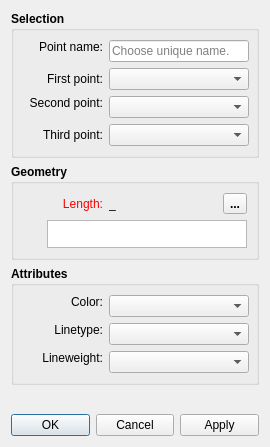
Old version of the form src/libs/vtools/dialogs/tools/dialogshoulderpoint.ui in the repository FashionFreedom/Seamly2D.
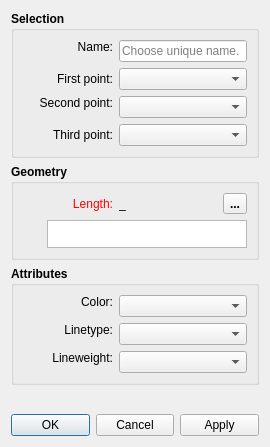
New version of the form. Icons and pictures are not drawn. Custom widgets are drawn as their Qt base class.

```diff
--- a/src/libs/vtools/dialogs/tools/dialogshoulderpoint.ui
+++ b/src/libs/vtools/dialogs/tools/dialogshoulderpoint.ui
@@ -38,7 +38,6 @@
      <property name="font">
       <font>
        <pointsize>9</pointsize>
-       <weight>75</weight>
        <bold>true</bold>
       </font>
      </property>
@@ -51,6 +50,9 @@
         <property name="fieldGrowthPolicy">
          <enum>QFormLayout::ExpandingFieldsGrow</enum>
         </property>
+        <property name="labelAlignment">
+         <set>Qt::AlignRight|Qt::AlignTrailing|Qt::AlignVCenter</set>
+        </property>
         <item row="0" column="0">
          <widget class="QLabel" name="labelEditNamePoint">
           <property name="sizePolicy">
@@ -61,19 +63,18 @@
           </property>
           <property name="minimumSize">
            <size>
-            <width>80</width>
+            <width>90</width>
             <height>0</height>
            </size>
           </property>
           <property name="font">
            <font>
             <pointsize>9</pointsize>
-            <weight>50</weight>
             <bold>false</bold>
            </font>
           </property>
           <property name="text">
-           <string>Point name:</string>
+           <string>Name:</string>
           </property>
           <property name="alignment">
            <set>Qt::AlignRight|Qt::AlignTrailing|Qt::AlignVCenter</set>
@@ -84,14 +85,13 @@
          <widget class="QLineEdit" name="lineEditNamePoint">
           <property name="minimumSize">
            <size>
-            <width>140</width>
+            <width>80</width>
             <height>0</height>
            </size>
           </property>
           <property name="font">
            <font>
             <pointsize>9</pointsize>
-            <weight>50</weight>
             <bold>false</bold>
            </font>
           </property>
@@ -113,14 +113,13 @@
           </property>
           <property name="minimumSize">
            <size>
-            <width>80</width>
+            <width>90</width>
             <height>0</height>
            </size>
           </property>
           <property name="font">
            <font>
             <pointsize>9</pointsize>
-            <weight>50</weight>
             <bold>false</bold>
            </font>
           </property>
@@ -142,14 +141,13 @@
           </property>
           <property name="minimumSize">
            <size>
-            <width>140</width>
+            <width>80</width>
             <height>0</height>
            </size>
           </property>
           <property name="font">
            <font>
             <pointsize>9</pointsize>
-            <weight>50</weight>
             <bold>false</bold>
            </font>
           </property>
@@ -165,14 +163,13 @@
           </property>
           <property name="minimumSize">
            <size>
-            <width>80</width>
+            <width>90</width>
             <height>0</height>
            </size>
           </property>
           <property name="font">
            <font>
             <pointsize>9</pointsize>
-            <weight>50</weight>
             <bold>false</bold>
            </font>
           </property>
@@ -194,14 +191,13 @@
           </property>
           <property name="minimumSize">
            <size>
-            <width>140</width>
+            <width>80</width>
             <height>0</height>
            </size>
           </property>
           <property name="font">
            <font>
             <pointsize>9</pointsize>
-            <weight>50</weight>
             <bold>false</bold>
            </font>
           </property>
@@ -217,14 +213,13 @@
           </property>
           <property name="minimumSize">
            <size>
-            <width>80</width>
+            <width>90</width>
             <height>0</height>
            </size>
           </property>
           <property name="font">
            <font>
             <pointsize>9</pointsize>
-            <weight>50</weight>
             <bold>false</bold>
            </font>
           </property>
@@ -246,14 +241,13 @@
           </property>
           <property name="minimumSize">
            <size>
-            <width>140</width>
+            <width>80</width>
             <height>0</height>
            </size>
           </property>
           <property name="font">
            <font>
             <pointsize>9</pointsize>
-            <weight>50</weight>
             <bold>false</bold>
            </font>
           </property>
@@ -275,7 +269,6 @@
      <property name="font">
       <font>
        <pointsize>9</pointsize>
-       <weight>75</weight>
        <bold>true</bold>
       </font>
      </property>
@@ -295,7 +288,7 @@
           </property>
           <property name="minimumSize">
            <size>
-            <width>80</width>
+            <width>90</width>
             <height>0</height>
            </size>
           </property>
@@ -339,7 +332,6 @@
           <property name="font">
            <font>
             <pointsize>9</pointsize>
-            <weight>50</weight>
             <bold>false</bold>
            </font>
           </property>
@@ -361,14 +353,13 @@
           </property>
           <property name="minimumSize">
            <size>
-            <width>87</width>
+            <width>40</width>
             <height>0</height>
            </size>
           </property>
           <property name="font">
            <font>
             <pointsize>9</pointsize>
-            <weight>50</weight>
             <bold>false</bold>
            </font>
           </property>
@@ -497,7 +488,6 @@
      <property name="font">
       <font>
        <pointsize>9</pointsize>
-       <weight>75</weight>
        <bold>true</bold>
       </font>
      </property>
@@ -507,6 +497,9 @@
      <layout class="QVBoxLayout" name="verticalLayout_3">
       <item>
        <layout class="QFormLayout" name="formLayout_2">
+        <property name="labelAlignment">
+         <set>Qt::AlignRight|Qt::AlignTrailing|Qt::AlignVCenter</set>
+        </property>
         <item row="1" column="0">
          <widget class="QLabel" name="lineType_Label">
           <property name="sizePolicy">
@@ -517,7 +510,7 @@
           </property>
           <property name="minimumSize">
            <size>
-            <width>80</width>
+            <width>90</width>
             <height>0</height>
            </size>
           </property>
@@ -530,7 +523,6 @@
           <property name="font">
            <font>
             <pointsize>9</pointsize>
-            <weight>50</weight>
             <bold>false</bold>
            </font>
           </property>
@@ -552,7 +544,7 @@
           </property>
           <property name="minimumSize">
            <size>
-            <width>140</width>
+            <width>80</width>
             <height>0</height>
            </size>
           </property>
@@ -565,7 +557,6 @@
           <property name="font">
            <font>
             <pointsize>9</pointsize>
-            <weight>50</weight>
             <bold>false</bold>
            </font>
           </property>
@@ -581,7 +572,7 @@
           </property>
           <property name="minimumSize">
            <size>
-            <width>80</width>
+            <width>90</width>
             <height>0</height>
            </size>
           </property>
@@ -594,7 +585,6 @@
           <property name="font">
            <font>
             <pointsize>9</pointsize>
-            <weight>50</weight>
             <bold>false</bold>
            </font>
           </property>
@@ -616,14 +606,13 @@
           </property>
           <property name="minimumSize">
            <size>
-            <width>140</width>
+            <width>80</width>
             <height>0</height>
            </size>
           </property>
           <property name="font">
            <font>
             <pointsize>9</pointsize>
-            <weight>50</weight>
             <bold>false</bold>
            </font>
           </property>
@@ -639,7 +628,7 @@
           </property>
           <property name="minimumSize">
            <size>
-            <width>80</width>
+            <width>90</width>
             <height>0</height>
            </size>
           </property>
@@ -652,7 +641,6 @@
           <property name="font">
            <font>
             <pointsize>9</pointsize>
-            <weight>50</weight>
             <bold>false</bold>
            </font>
           </property>
@@ -674,14 +662,13 @@
           </property>
           <property name="minimumSize">
            <size>
-            <width>140</width>
+            <width>80</width>
             <height>0</height>
            </size>
           </property>
           <property name="font">
            <font>
             <pointsize>9</pointsize>
-            <weight>50</weight>
             <bold>false</bold>
            </font>
           </property>
```
Left out of the diff: 1 changed line with no effect on the pictures.
